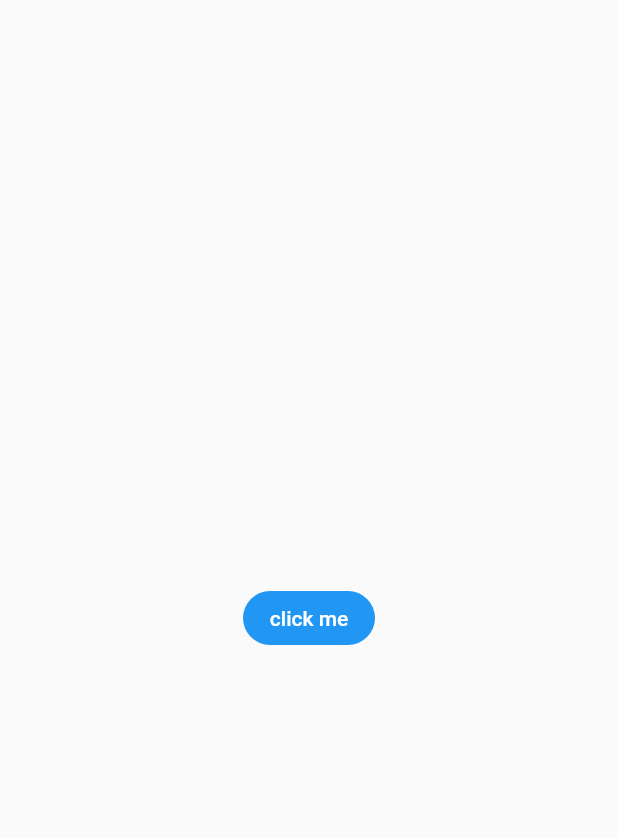
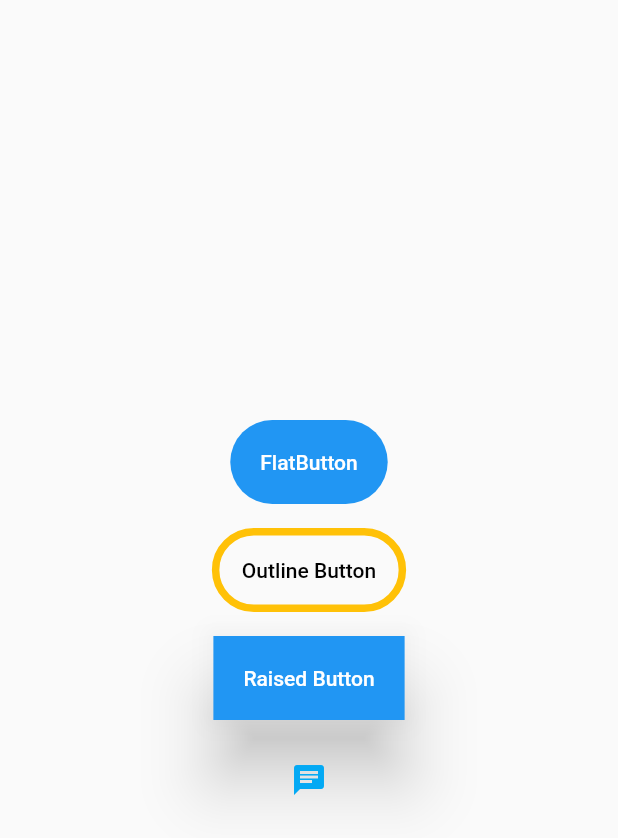
Before and after one commit to rakshithjodukallu/app_tutorial, a Flutter app: the screen it shows after launch, on a phone screen of 412 x 824 dp. Shown: the top 838 px of the screen. Run offline on Flutter 3.47's test engine with Material 2 defaults, Android fonts, the phone set to English and light mode, and no system bars.

Commit message:
all buttons methods

```diff
--- a/lib/pages/buttonSamples.dart
+++ b/lib/pages/buttonSamples.dart
@@ -5,22 +5,105 @@ class ButtonWidget extends StatelessWidget {
   Widget build(BuildContext context) {
     return Container(
       child: Center(
-        child: FlatButton(
+        child: Column(
+          mainAxisAlignment: MainAxisAlignment.center,
+          children: [
+            FlatButton(
               onPressed: () {
                 print("clicked");
               },
               onLongPress: () {
                 print("long clicked");
               },
-          child: Text("click me"),
+              child: Text("FlatButton"),
               color: Colors.blue,
               textColor: Colors.white,
               highlightColor: Colors.green,
               splashColor: Colors.green,
               // shape: CircleBorder(),
               shape: StadiumBorder(),
-          padding: EdgeInsets.all(10.0),
+
+              padding: EdgeInsets.all(20.0),
             ),
+            SizedBox(height: 16.0),
+            OutlineButton(
+              onPressed: () {
+                print("clicked");
+              },
+              onLongPress: () {
+                print("long clicked");
+              },
+              child: Text("Outline Button"),
+              color: Colors.blue,
+              textColor: Colors.black,
+              highlightColor: Colors.green,
+              splashColor: Colors.green,
+              // shape: CircleBorder(),
+              shape: StadiumBorder(),
+              padding: EdgeInsets.all(20.0),
+              borderSide: BorderSide(color: Colors.amber, width: 5.0),
+            ),
+            SizedBox(height: 16.0),
+            RaisedButton(
+              onPressed: () {
+                print("clicked");
+              },
+              onLongPress: () {
+                print("long clicked");
+              },
+              child: Text("Raised Button"),
+              color: Colors.blue,
+              textColor: Colors.white,
+              highlightColor: Colors.green,
+              splashColor: Colors.green,
+              // shape: CircleBorder(),
+              shape: RoundedRectangleBorder(),
+              padding: EdgeInsets.all(20.0),
+              elevation: 20.0,
+            ),
+            SizedBox(height: 16),
+            IconButton(
+              onPressed: () {
+                print("Icon clicked");
+              },
+              icon: Icon(Icons.chat),
+              color: Colors.lightBlue,
+            ),
+          ],
+        ),
+        // child: OutlineButton(
+        //   onPressed: () {
+        //     print("clicked");
+        //   },
+        //   onLongPress: () {
+        //     print("long clicked");
+        //   },
+        //   child: Text("click me"),
+        //   color: Colors.blue,
+        //   textColor: Colors.black,
+        //   highlightColor: Colors.green,
+        //   splashColor: Colors.green,
+        //   // shape: CircleBorder(),
+        //   shape: StadiumBorder(),
+        //   padding: EdgeInsets.all(10.0),
+        // ),
+
+        // child: FlatButton(
+        //   onPressed: () {
+        //     print("clicked");
+        //   },
+        //   onLongPress: () {
+        //     print("long clicked");
+        //   },
+        //   child: Text("click me"),
+        //   color: Colors.blue,
+        //   textColor: Colors.white,
+        //   highlightColor: Colors.green,
+        //   splashColor: Colors.green,
+        //   // shape: CircleBorder(),
+        //   shape: StadiumBorder(),
+        //   padding: EdgeInsets.all(10.0),
+        // ),
       ),
     );
   }
```
Lines whose indentation alone changed are shown as unchanged.
